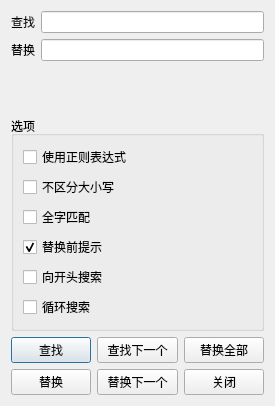
Old version of the form findreplace.ui in the repository neko-para/qdevcpp.
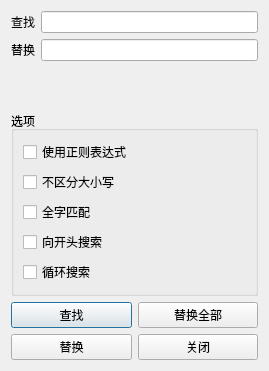
New version of the form.

Commit message: finish find replace

The edit to the form file:
```diff
--- a/findreplace.ui
+++ b/findreplace.ui
@@ -6,8 +6,8 @@
    <rect>
     <x>0</x>
     <y>0</y>
-    <width>275</width>
-    <height>406</height>
+    <width>269</width>
+    <height>371</height>
    </rect>
   </property>
   <property name="windowTitle">
@@ -65,16 +65,6 @@
         </property>
        </widget>
       </item>
-      <item>
-       <widget class="QCheckBox" name="informBeforeReplace">
-        <property name="text">
-         <string>替换前提示</string>
-        </property>
-        <property name="checked">
-         <bool>true</bool>
-        </property>
-       </widget>
-      </item>
       <item>
        <widget class="QCheckBox" name="findBackward">
         <property name="text">
@@ -101,34 +91,20 @@
        </property>
       </widget>
      </item>
-     <item row="2" column="4">
+     <item row="2" column="3">
       <widget class="QPushButton" name="close">
        <property name="text">
         <string>关闭</string>
        </property>
       </widget>
      </item>
-     <item row="2" column="2">
-      <widget class="QPushButton" name="replaceNext">
-       <property name="text">
-        <string>替换下一个</string>
-       </property>
-      </widget>
-     </item>
-     <item row="1" column="4">
+     <item row="1" column="3">
       <widget class="QPushButton" name="replaceAll">
        <property name="text">
         <string>替换全部</string>
        </property>
       </widget>
      </item>
-     <item row="1" column="2">
-      <widget class="QPushButton" name="findNext">
-       <property name="text">
-        <string>查找下一个</string>
-       </property>
-      </widget>
-     </item>
      <item row="2" column="0">
       <widget class="QPushButton" name="replace">
        <property name="text">
```
The commit also changes 2 other files.
